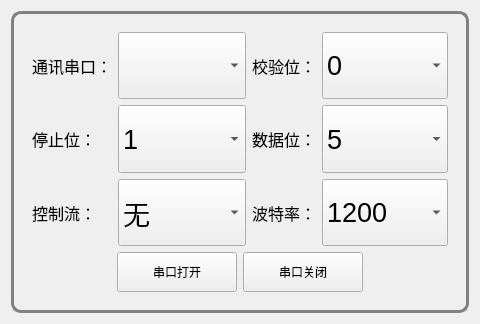
This is VISFrameView_AirtightDevice/Plugins/PluginSystemSet/Item/SerialComForm.ui in IPX-192/haoen as Qt 5 draws it before an edit. The edited form follows.
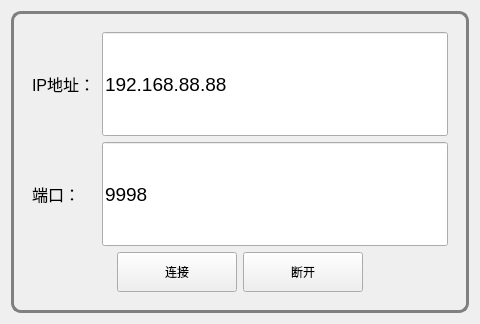
This is the edited form.

What changed in the file:
```diff
--- a/VISFrameView_AirtightDevice/Plugins/PluginSystemSet/Item/SerialComForm.ui
+++ b/VISFrameView_AirtightDevice/Plugins/PluginSystemSet/Item/SerialComForm.ui
@@ -52,6 +52,68 @@
          </size>
         </property>
         <layout class="QGridLayout" name="gridLayout_4">
+         <item row="0" column="0">
+          <layout class="QGridLayout" name="gridLayout_3">
+           <item row="0" column="0">
+            <widget class="QLabel" name="label_ip">
+             <property name="styleSheet">
+              <string notr="true">font: 12pt;
+color: rgb(0, 0, 0);</string>
+             </property>
+             <property name="text">
+              <string>IP地址：</string>
+             </property>
+            </widget>
+           </item>
+           <item row="0" column="1">
+            <widget class="QLineEdit" name="lineEdit_ip">
+             <property name="sizePolicy">
+              <sizepolicy hsizetype="Expanding" vsizetype="Expanding">
+               <horstretch>0</horstretch>
+               <verstretch>0</verstretch>
+              </sizepolicy>
+             </property>
+             <property name="font">
+              <font>
+               <pointsize>14</pointsize>
+              </font>
+             </property>
+             <property name="text">
+              <string>192.168.88.88</string>
+             </property>
+            </widget>
+           </item>
+           <item row="1" column="0">
+            <widget class="QLabel" name="label_port">
+             <property name="styleSheet">
+              <string notr="true">font: 12pt;
+color: rgb(0, 0, 0);</string>
+             </property>
+             <property name="text">
+              <string>端口：</string>
+             </property>
+            </widget>
+           </item>
+           <item row="1" column="1">
+            <widget class="QLineEdit" name="lineEdit_port">
+             <property name="sizePolicy">
+              <sizepolicy hsizetype="Expanding" vsizetype="Expanding">
+               <horstretch>0</horstretch>
+               <verstretch>0</verstretch>
+              </sizepolicy>
+             </property>
+             <property name="font">
+              <font>
+               <pointsize>14</pointsize>
+              </font>
+             </property>
+             <property name="text">
+              <string>9998</string>
+             </property>
+            </widget>
+           </item>
+          </layout>
+         </item>
          <item row="1" column="0">
           <layout class="QHBoxLayout" name="horizontalLayout_6">
            <item>
@@ -88,7 +150,7 @@
               </size>
              </property>
              <property name="text">
-              <string>串口打开</string>
+              <string>连接</string>
              </property>
             </widget>
            </item>
@@ -113,7 +175,7 @@
               </size>
              </property>
              <property name="text">
-              <string>串口关闭</string>
+              <string>断开</string>
              </property>
             </widget>
            </item>
@@ -132,284 +194,6 @@
            </item>
           </layout>
          </item>
-         <item row="0" column="0">
-          <layout class="QGridLayout" name="gridLayout_3">
-           <item row="0" column="2">
-            <widget class="QLabel" name="label_37">
-             <property name="styleSheet">
-              <string notr="true">font: 12pt;
-color: rgb(0, 0, 0);</string>
-             </property>
-             <property name="text">
-              <string>校验位：</string>
-             </property>
-            </widget>
-           </item>
-           <item row="1" column="2">
-            <widget class="QLabel" name="label_38">
-             <property name="styleSheet">
-              <string notr="true">font: 12pt;
-color: rgb(0, 0, 0);</string>
-             </property>
-             <property name="text">
-              <string>数据位：</string>
-             </property>
-            </widget>
-           </item>
-           <item row="1" column="0">
-            <widget class="QLabel" name="label_39">
-             <property name="styleSheet">
-              <string notr="true">font: 12pt;
-color: rgb(0, 0, 0);</string>
-             </property>
-             <property name="text">
-              <string>停止位：</string>
-             </property>
-            </widget>
-           </item>
-           <item row="1" column="1">
-            <widget class="QComboBox" name="comboBox_stop">
-             <property name="sizePolicy">
-              <sizepolicy hsizetype="Expanding" vsizetype="Expanding">
-               <horstretch>0</horstretch>
-               <verstretch>0</verstretch>
-              </sizepolicy>
-             </property>
-             <property name="font">
-              <font>
-               <pointsize>20</pointsize>
-              </font>
-             </property>
-             <property name="styleSheet">
-              <string notr="true"/>
-             </property>
-             <item>
-              <property name="text">
-               <string>1</string>
-              </property>
-             </item>
-             <item>
-              <property name="text">
-               <string>2</string>
-              </property>
-             </item>
-             <item>
-              <property name="text">
-               <string>3</string>
-              </property>
-             </item>
-            </widget>
-           </item>
-           <item row="0" column="0">
-            <widget class="QLabel" name="label_19">
-             <property name="styleSheet">
-              <string notr="true">font: 12pt;
-color: rgb(0, 0, 0);</string>
-             </property>
-             <property name="text">
-              <string>通讯串口：</string>
-             </property>
-            </widget>
-           </item>
-           <item row="0" column="1">
-            <widget class="QComboBox" name="comboBox_com">
-             <property name="sizePolicy">
-              <sizepolicy hsizetype="Expanding" vsizetype="Expanding">
-               <horstretch>0</horstretch>
-               <verstretch>0</verstretch>
-              </sizepolicy>
-             </property>
-             <property name="font">
-              <font>
-               <pointsize>20</pointsize>
-              </font>
-             </property>
-            </widget>
-           </item>
-           <item row="0" column="3">
-            <widget class="QComboBox" name="comboBox_parity">
-             <property name="sizePolicy">
-              <sizepolicy hsizetype="Expanding" vsizetype="Expanding">
-               <horstretch>0</horstretch>
-               <verstretch>0</verstretch>
-              </sizepolicy>
-             </property>
-             <property name="font">
-              <font>
-               <pointsize>20</pointsize>
-              </font>
-             </property>
-             <item>
-              <property name="text">
-               <string>0</string>
-              </property>
-             </item>
-             <item>
-              <property name="text">
-               <string>2</string>
-              </property>
-             </item>
-             <item>
-              <property name="text">
-               <string>3</string>
-              </property>
-             </item>
-             <item>
-              <property name="text">
-               <string>4</string>
-              </property>
-             </item>
-             <item>
-              <property name="text">
-               <string>5</string>
-              </property>
-             </item>
-            </widget>
-           </item>
-           <item row="1" column="3">
-            <widget class="QComboBox" name="comboBox_data">
-             <property name="sizePolicy">
-              <sizepolicy hsizetype="Expanding" vsizetype="Expanding">
-               <horstretch>0</horstretch>
-               <verstretch>0</verstretch>
-              </sizepolicy>
-             </property>
-             <property name="font">
-              <font>
-               <pointsize>20</pointsize>
-              </font>
-             </property>
-             <item>
-              <property name="text">
-               <string>5</string>
-              </property>
-             </item>
-             <item>
-              <property name="text">
-               <string>6</string>
-              </property>
-             </item>
-             <item>
-              <property name="text">
-               <string>7</string>
-              </property>
-             </item>
-             <item>
-              <property name="text">
-               <string>8</string>
-              </property>
-             </item>
-            </widget>
-           </item>
-           <item row="2" column="0">
-            <widget class="QLabel" name="label_40">
-             <property name="styleSheet">
-              <string notr="true">font: 12pt;
-color: rgb(0, 0, 0);</string>
-             </property>
-             <property name="text">
-              <string>控制流：</string>
-             </property>
-            </widget>
-           </item>
-           <item row="2" column="1">
-            <widget class="QComboBox" name="comboBox_ctrl">
-             <property name="sizePolicy">
-              <sizepolicy hsizetype="Expanding" vsizetype="Expanding">
-               <horstretch>0</horstretch>
-               <verstretch>0</verstretch>
-              </sizepolicy>
-             </property>
-             <property name="font">
-              <font>
-               <pointsize>20</pointsize>
-              </font>
-             </property>
-             <item>
-              <property name="text">
-               <string>无</string>
-              </property>
-             </item>
-             <item>
-              <property name="text">
-               <string>硬控</string>
-              </property>
-             </item>
-             <item>
-              <property name="text">
-               <string>软控</string>
-              </property>
-             </item>
-            </widget>
-           </item>
-           <item row="2" column="2">
-            <widget class="QLabel" name="label_41">
-             <property name="styleSheet">
-              <string notr="true">font: 12pt;
-color: rgb(0, 0, 0);</string>
-             </property>
-             <property name="text">
-              <string>波特率：</string>
-             </property>
-            </widget>
-           </item>
-           <item row="2" column="3">
-            <widget class="QComboBox" name="comboBox_baudrate">
-             <property name="sizePolicy">
-              <sizepolicy hsizetype="Preferred" vsizetype="Expanding">
-               <horstretch>0</horstretch>
-               <verstretch>0</verstretch>
-              </sizepolicy>
-             </property>
-             <property name="font">
-              <font>
-               <pointsize>20</pointsize>
-              </font>
-             </property>
-             <item>
-              <property name="text">
-               <string>1200</string>
-              </property>
-             </item>
-             <item>
-              <property name="text">
-               <string>2400</string>
-              </property>
-             </item>
-             <item>
-              <property name="text">
-               <string>4800</string>
-              </property>
-             </item>
-             <item>
-              <property name="text">
-               <string>9600</string>
-              </property>
-             </item>
-             <item>
-              <property name="text">
-               <string>19200</string>
-              </property>
-             </item>
-             <item>
-              <property name="text">
-               <string>38400</string>
-              </property>
-             </item>
-             <item>
-              <property name="text">
-               <string>57600</string>
-              </property>
-             </item>
-             <item>
-              <property name="text">
-               <string>115200</string>
-              </property>
-             </item>
-            </widget>
-           </item>
-          </layout>
-         </item>
         </layout>
        </widget>
       </item>
```
